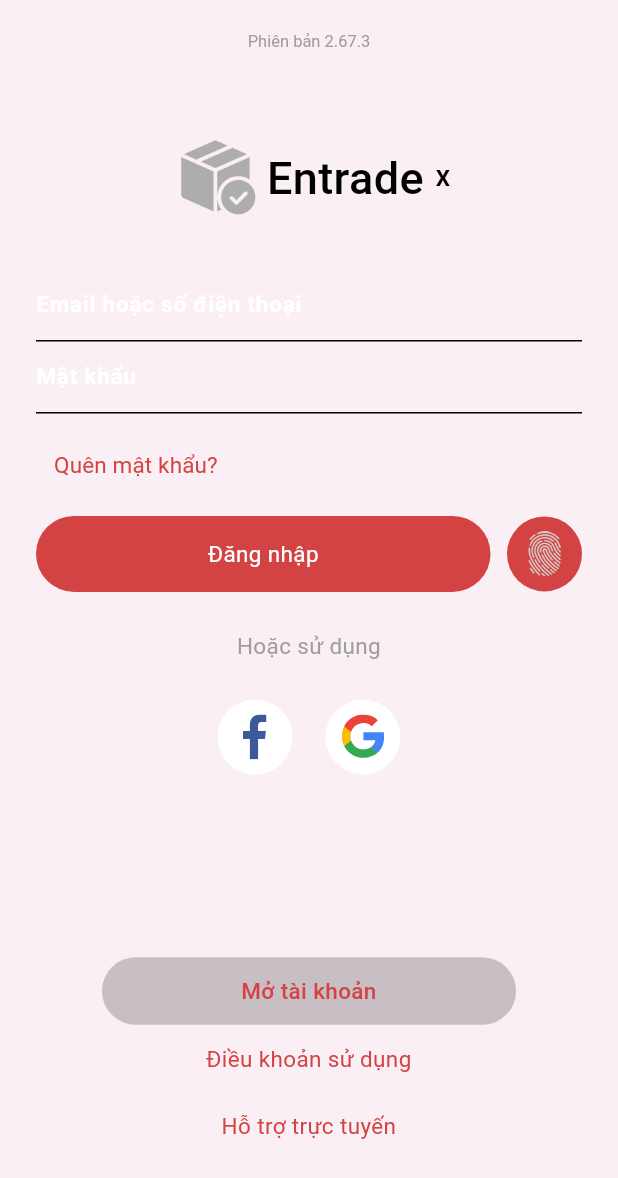
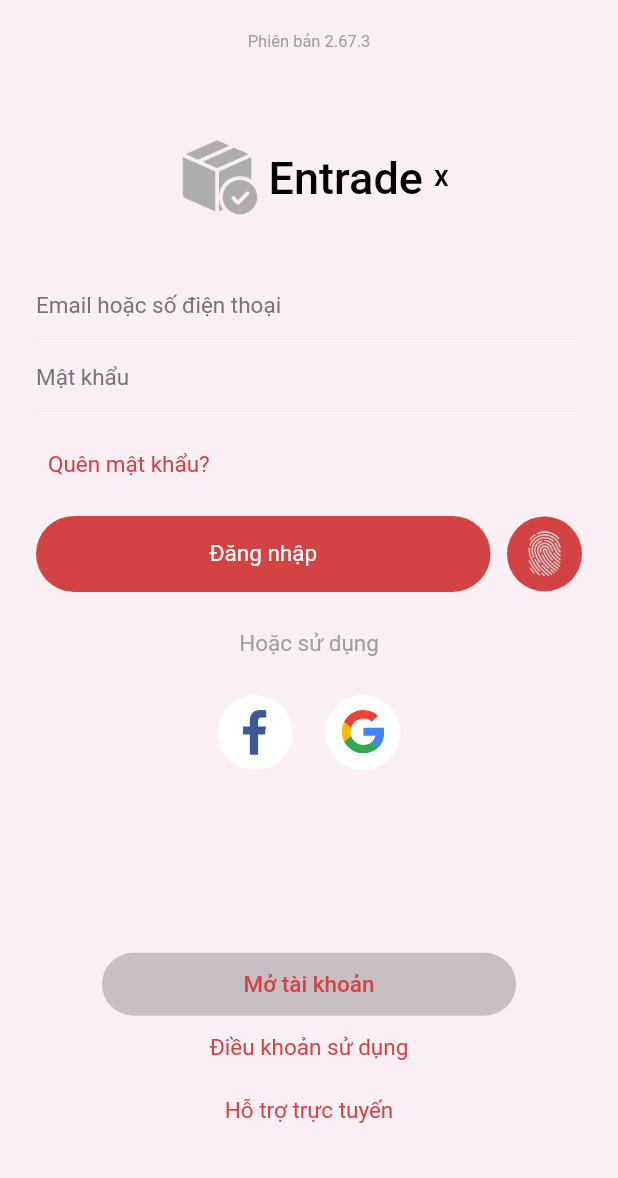
Before and after one commit to sinh3008/FPTS_entrade, a Flutter app: the screen it shows after launch, on a phone screen of 412 x 824 dp. Shown: the top 1178 px of the screen. Run offline on Flutter 3.47's test engine with Material 3 defaults, Android fonts, the phone set to English and light mode, and no system bars; our stand-ins replace auto_size_text, bloc, fl_chart, flutter_bloc, flutter_svg, fluttertoast and 5 more; missing offline and left inert: contained_tab_bar_view_with_custom_page_navigator.

Commit message:
fix bug controller and theme material 3 -> 2

```diff
--- a/entrade_x/lib/api/local_auth_api.dart
+++ b/entrade_x/lib/api/local_auth_api.dart
@@ -28,7 +28,7 @@
 
     try {
       return await _auth.authenticate(
-        localizedReason: 'Scan Fingerprint to Authenticate',
+        localizedReason: 'Vui lòng quét vân tay',
         options: const AuthenticationOptions(
           useErrorDialogs: true,
           stickyAuth: true,
--- a/entrade_x/lib/blocs/login/login_bloc.dart
+++ b/entrade_x/lib/blocs/login/login_bloc.dart
@@ -24,7 +24,6 @@
       Navigator.pushReplacementNamed(event.context, HomeScreen.routeName);
     }else{
       emit(LoginFalseState('Lỗi'));
-
     }
   }
 }
--- a/entrade_x/lib/theme/theme.dart
+++ b/entrade_x/lib/theme/theme.dart
@@ -14,8 +14,7 @@
     hintColor: AppColor.greyCustomPrimary,
     appBarTheme: _lightAppBarTheme,
     iconTheme: _lightIconThemeData,
-
-);
+    useMaterial3: false);
 
 final ThemeData darkThemeData = ThemeData(
     scaffoldBackgroundColor: AppColor.bgDark,
@@ -25,7 +24,7 @@
     colorScheme: _darkColorScheme,
     appBarTheme: _darkAppBarTheme,
     iconTheme: _darkIconThemeData,
-);
+    useMaterial3: false);
 
 //text theme --
 final TextTheme lightTextTheme = TextTheme(
@@ -53,9 +52,7 @@
   titleSpacing: 16.0,
   backgroundColor: AppColor.bgAppBarLight,
   foregroundColor: AppColor.fgAppBarLight,
-  iconTheme: const IconThemeData(
-      color: Colors.black
-  ),
+  iconTheme: const IconThemeData(color: Colors.black),
   centerTitle: false,
   titleTextStyle: AppTextStyle.text15Normal.copyWith(
     color: AppColor.blackPrimary,
@@ -66,9 +63,7 @@
 final AppBarTheme _darkAppBarTheme = AppBarTheme(
   elevation: 2,
   titleSpacing: 16.0,
-  iconTheme: const IconThemeData(
-    color: Colors.white
-  ),
+  iconTheme: const IconThemeData(color: Colors.white),
   backgroundColor: AppColor.bgAppBarDark,
   foregroundColor: AppColor.fgAppBarDark,
   centerTitle: false,
--- a/entrade_x/lib/ui/screen/home/body_home.dart
+++ b/entrade_x/lib/ui/screen/home/body_home.dart
@@ -33,7 +33,7 @@
     context.read<ChartBloc>().add(ChartClickItemEvent(id: 0));
     context.read<IdeasBloc>().add(IdeasShowEvent());
     context.read<BankitemBloc>().add(BankClickedItemEvent(0));
-    context.read<ConditionalBloc>().add(ClickFitPriceEvent(0, money, cellingPrice));
+    context.read<ConditionalBloc>().add(ClickFitPriceEvent(42.25, money, cellingPrice));
   }
 
   @override
--- a/entrade_x/lib/ui/screen/login/body/body_login.dart
+++ b/entrade_x/lib/ui/screen/login/body/body_login.dart
@@ -72,18 +72,16 @@
                 onChanged: (value) {
                   email = value;
                 },
-                style: TextStyle(
-                  color: Theme.of(context).colorScheme.onBackground,
-                  fontSize: 15
-                ),
+                style: kText15Normal.copyWith(
+                    color: Theme.of(context).colorScheme.onBackground),
                 decoration: const InputDecoration(
                   hintText: sHintEmailLogin,
+                  hoverColor: Colors.transparent,
                 ),
               ),
               TextFormField(
                 obscureText: true,
-                style: TextStyle(
-                    fontSize: 15,
+                style: kText15Normal.copyWith(
                     color: Theme.of(context).colorScheme.onBackground),
                 onChanged: (value) {
                   pass = value;
```
Also changed, not shown: entrade_x/lib/ui/screen/follows/components/bottom_sheet.dart (+16 -17 lines), entrade_x/pubspec.yaml (+1 -14 lines), entrade_x/pubspec.lock. Lines whose indentation alone changed are shown as unchanged.
